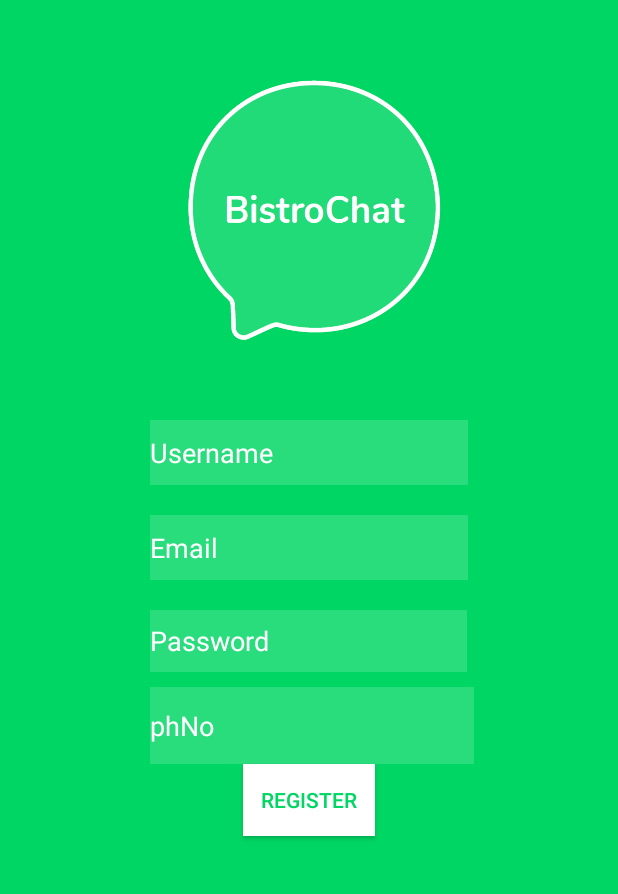
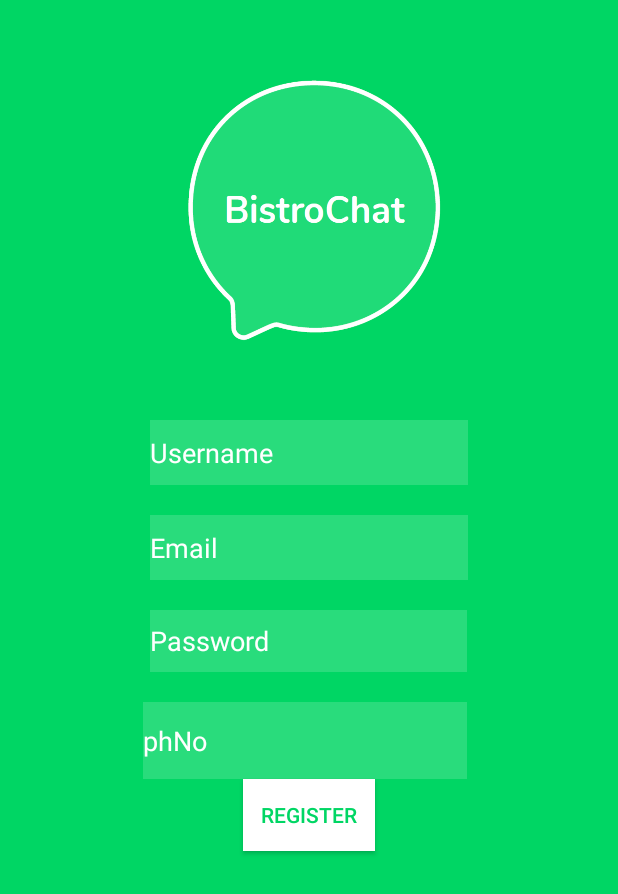
Before and after one commit to Raja-Salman-Tariq/ChatApp, an Android app: the RegisterActivity screen opened directly, with no data from a screen before it, on a phone screen of 412 x 824 dp. Shown: the top 894 px of the screen. Run offline under Robolectric (Android 15) with nearby library versions, the light colour scheme and no system bars; our stand-ins replace Firebase (no records; nobody signed in at launch, a user with empty details on screens opened directly).

Commit message:
XML updated 112233

```diff
--- a/app/src/main/java/com/rajasalmantariq/a2retry/MyRvAdapter.java
+++ b/app/src/main/java/com/rajasalmantariq/a2retry/MyRvAdapter.java
@@ -46,7 +46,7 @@ public class MyRvAdapter extends RecyclerView.Adapter<MyRvAdapter.MyViewHolder>
         Log.d("here", "onBindViewHolder: ");
         holder.name.setText(ls.get(position).getName());
         holder.phno.setText(ls.get(position).getNumber());
-        holder.email.setText(ls.get(position).getImage());
+        holder.email.setText(ls.get(position).getStatus());
         Picasso.get().load(ls.get(position).getImage()).into(holder.rowDp);
 
 //        holder.email.getTextthis().toString()
--- a/app/src/main/res/layout/activity_main.xml
+++ b/app/src/main/res/layout/activity_main.xml
@@ -52,7 +52,7 @@
         android:layout_height="69dp"
         android:layout_marginTop="28dp"
         android:background="#FFF"
-        android:text="All Users"
+        android:text="My Contacts"
         android:textColor="#00D664"
         app:layout_constraintEnd_toEndOf="parent"
         app:layout_constraintStart_toStartOf="parent"
--- a/app/src/main/res/layout/activity_profile.xml
+++ b/app/src/main/res/layout/activity_profile.xml
@@ -11,8 +11,8 @@
 
     <ImageView
         android:id="@+id/profileImage"
-        android:layout_width="100dp"
-        android:layout_height="100dp"
+        android:layout_width="110dp"
+        android:layout_height="107dp"
         android:layout_marginTop="44dp"
         app:layout_constraintEnd_toEndOf="parent"
         app:layout_constraintStart_toStartOf="parent"
--- a/app/src/main/res/layout/activity_register.xml
+++ b/app/src/main/res/layout/activity_register.xml
@@ -58,8 +58,8 @@
         android:id="@+id/registerPhno"
         android:layout_width="216dp"
         android:layout_height="51dp"
-        android:layout_marginLeft="100dp"
-        android:layout_marginTop="10dp"
+        android:layout_marginLeft="95dp"
+        android:layout_marginTop="20dp"
         android:background="#29DC7C"
         android:hint="phNo"
         android:textColor="#FFFFFF"
```
Also changed, not shown: app/src/main/res/layout/activity_settings.xml (+11 -4 lines).
